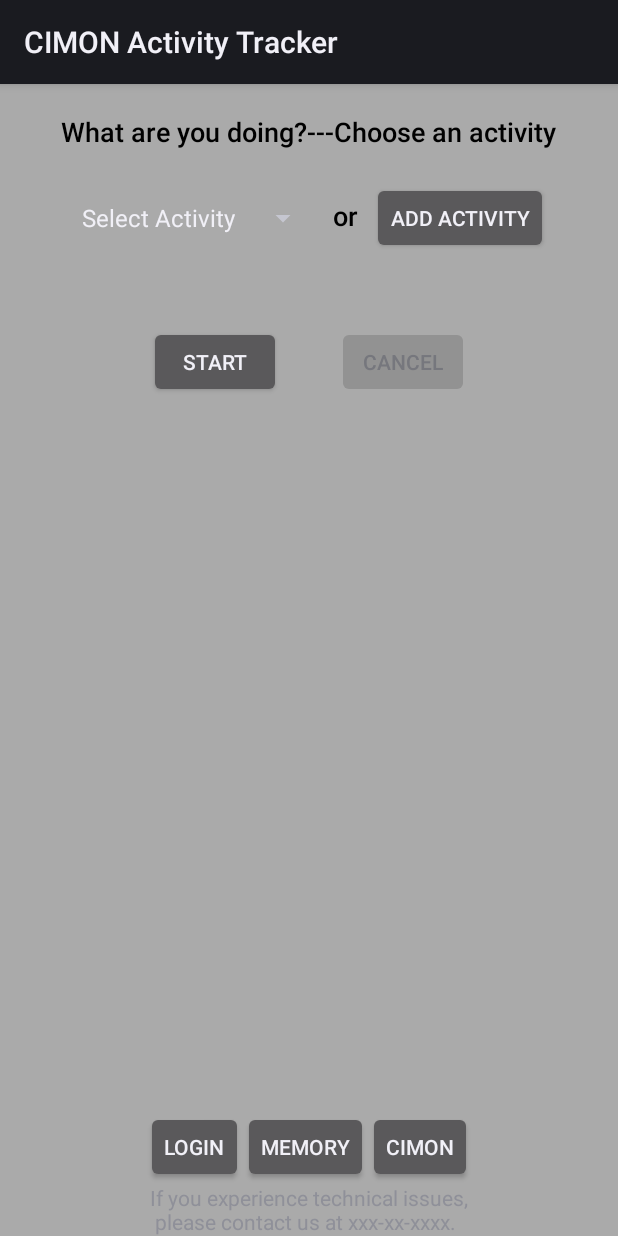
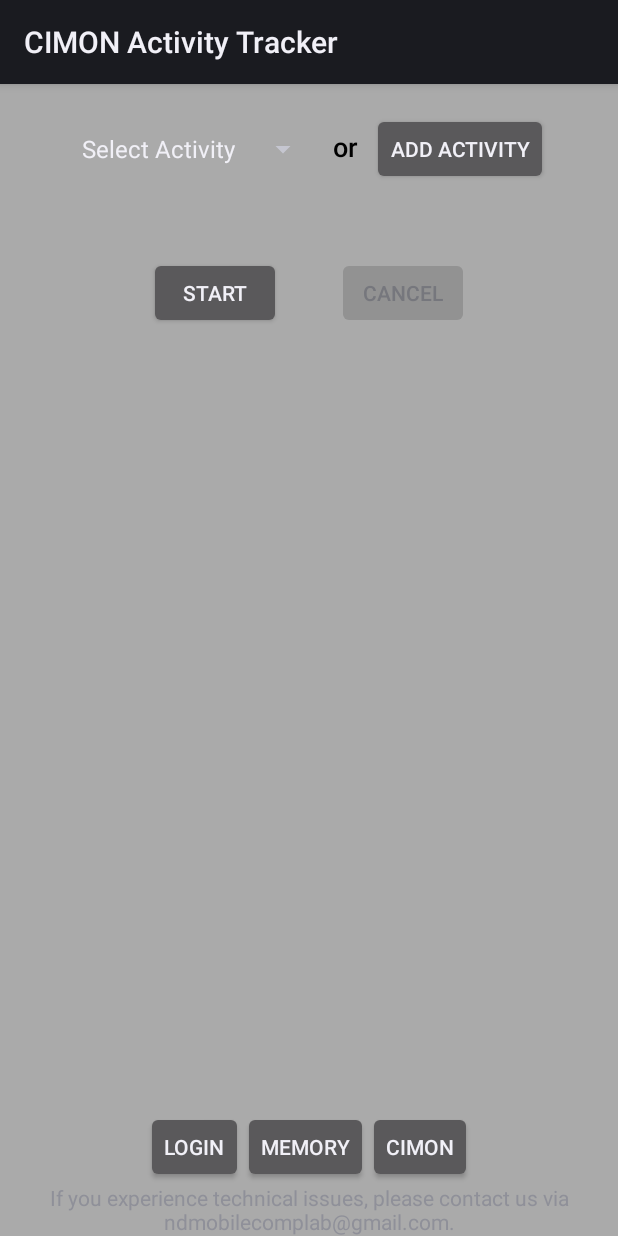
Before and after one commit to ningxia/NDroidAdmin, an Android app: the screen it shows after launch (LabelingInterface), on a phone screen of 412 x 824 dp. Run offline under Robolectric (Android 15) with nearby library versions, the phone set to English and light mode, and no system bars.

Commit message:
Modify Labeling Interface

```diff
--- a/app/src/main/res/layout/activity_ll.xml
+++ b/app/src/main/res/layout/activity_ll.xml
@@ -16,14 +16,14 @@
         android:textAppearance="?android:attr/textAppearanceSmall"
         android:visibility="invisible" />
 
-    <TextView
-        android:id="@+id/textView1"
-        android:layout_width="wrap_content"
-        android:layout_height="wrap_content"
-        android:layout_gravity="center|top"
-        android:text="What are you doing?---Choose an activity\n"
-        android:textAppearance="?android:attr/textAppearanceMedium"
-        android:textColor="#000000" />
+    <!--<TextView-->
+        <!--android:id="@+id/textView1"-->
+        <!--android:layout_width="wrap_content"-->
+        <!--android:layout_height="wrap_content"-->
+        <!--android:layout_gravity="center|top"-->
+        <!--android:text="What are you doing?-&#45;&#45;Choose an activity\n"-->
+        <!--android:textAppearance="?android:attr/textAppearanceMedium"-->
+        <!--android:textColor="#000000" />-->
 
     <TextView
         android:id="@+id/statusTextView"
@@ -210,7 +210,8 @@
             android:id="@+id/contactInfoTextView"
             android:layout_width="wrap_content"
             android:layout_height="wrap_content"
-            android:text="If you experience technical issues,\n please contact us at xxx-xx-xxxx."
+            android:gravity="center"
+            android:text="If you experience technical issues, please contact us via ndmobilecomplab@gmail.com."
             android:textAppearance="?android:attr/textAppearanceSmall" />
         </LinearLayout>
 </LinearLayout>
```
